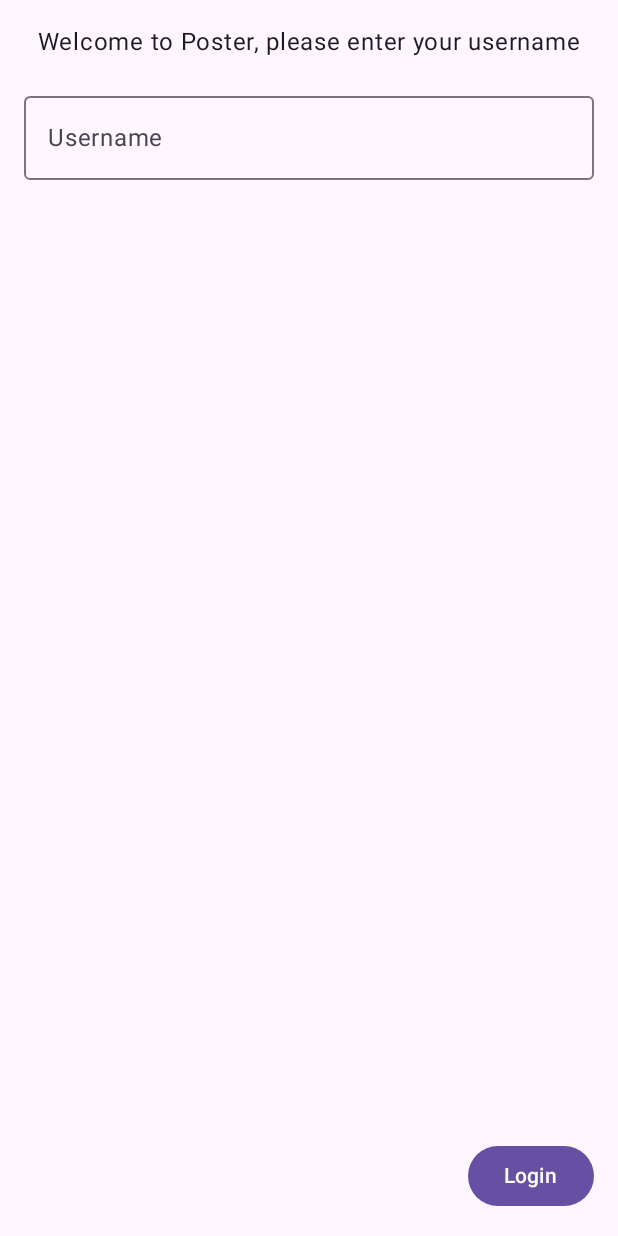
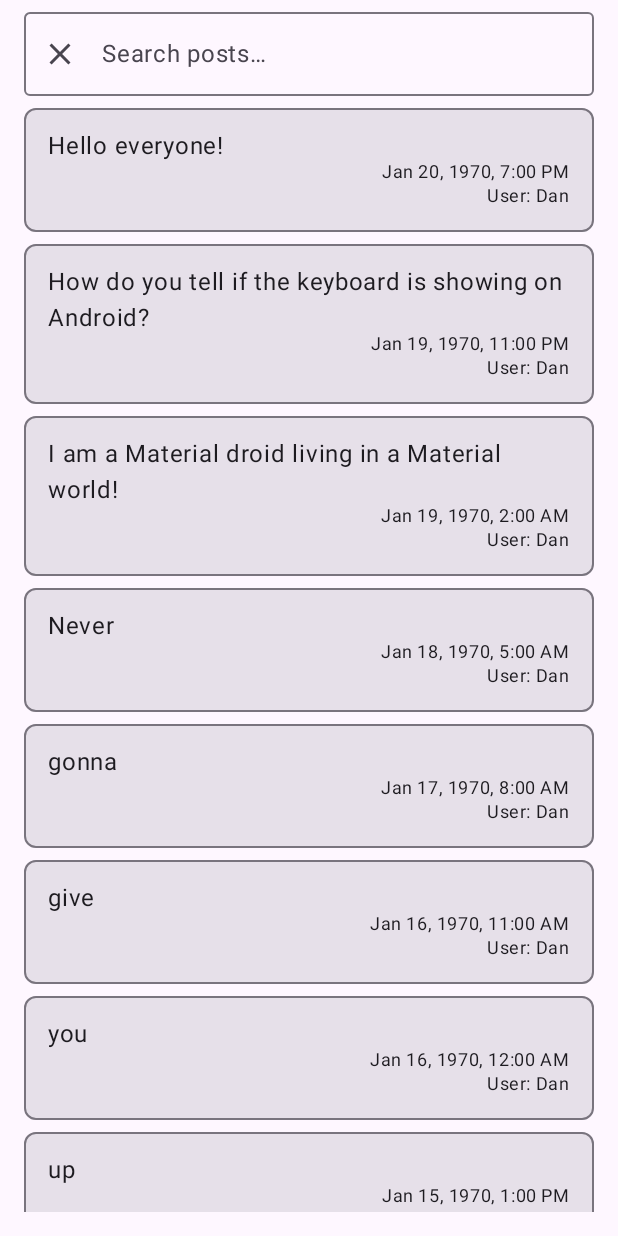
Before and after one commit to dan-0/Poster, an Android app built with Jetpack Compose: the screen it shows after launch (MainActivity), on a phone screen of 412 x 824 dp. Run offline under Robolectric (Android 15) with nearby library versions, the phone set to English and light mode, and no system bars.

Commit message:
simplify for demo

```diff
--- a/app/src/main/java/com/danlowe/poster/MainActivity.kt
+++ b/app/src/main/java/com/danlowe/poster/MainActivity.kt
@@ -7,11 +7,11 @@ import androidx.activity.viewModels
 import androidx.compose.foundation.layout.fillMaxSize
 import androidx.compose.material3.MaterialTheme
 import androidx.compose.material3.Surface
+import androidx.compose.runtime.State
 import androidx.compose.runtime.collectAsState
 import androidx.compose.ui.Modifier
 import com.danlowe.poster.ui.features.home.HomeViewModel
-import com.danlowe.poster.ui.features.home.UiState
-import com.danlowe.poster.ui.screens.login.LoginScreen
+import com.danlowe.poster.ui.features.home.PostsState
 import com.danlowe.poster.ui.screens.posts.PostsScreen
 import com.danlowe.poster.ui.theme.PosterTheme
 
@@ -29,18 +29,9 @@ class MainActivity : ComponentActivity() {
       PosterTheme {
         // A surface container using the 'background' color from the theme
         Surface(modifier = Modifier.fillMaxSize(), color = MaterialTheme.colorScheme.background) {
-          val state = viewModel.state.collectAsState()
+          val state: State<PostsState> = viewModel.state.collectAsState()
 
-          // Note: Compose has a number of different navigation libraries, for the purpose of this
-          // talk we are using a simple state based navigation
-          when (val currentState = state.value) {
-            is UiState.Login -> LoginScreen { userName ->
-              viewModel.signIn(userName)
-            }
-            is UiState.Posts -> PostsScreen(state = currentState) { postMessage ->
-              viewModel.submitPost(postMessage)
-            }
-          }
+          PostsScreen(state = state.value)
         }
       }
     }
--- a/app/src/main/java/com/danlowe/poster/ui/features/home/HomeViewModel.kt
+++ b/app/src/main/java/com/danlowe/poster/ui/features/home/HomeViewModel.kt
@@ -1,47 +1,65 @@
 package com.danlowe.poster.ui.features.home
 
 import androidx.lifecycle.ViewModel
-import androidx.lifecycle.viewModelScope
 import com.danlowe.poster.model.PostMessage
-import com.danlowe.poster.model.UserName
-import com.danlowe.poster.repo.login.LoginRepo
-import com.danlowe.poster.repo.login.MemoryLoginRepo
-import com.danlowe.poster.repo.posts.MemoryPostRepo
-import com.danlowe.poster.repo.posts.PostsRepo
-import com.danlowe.poster.utils.AppDispatchers
-import com.danlowe.poster.utils.RealAppDispatchers
+import kotlinx.collections.immutable.persistentListOf
 import kotlinx.coroutines.flow.MutableStateFlow
 import kotlinx.coroutines.flow.StateFlow
-import kotlinx.coroutines.flow.combine
-import kotlinx.coroutines.launch
+import java.time.Instant
+import java.time.temporal.ChronoUnit
 
-class HomeViewModel(
-  private val loginRepo: LoginRepo = MemoryLoginRepo(),
-  private val postsRepo: PostsRepo = MemoryPostRepo(),
-  private val dispatchers: AppDispatchers = RealAppDispatchers()
-) : ViewModel() {
-  private val _state = MutableStateFlow<UiState>(UiState.Login)
-  val state: StateFlow<UiState> get() = _state
+class HomeViewModel() : ViewModel() {
 
-  init {
-    viewModelScope.launch(dispatchers.io) {
-      loginRepo.getUserName().combine(postsRepo.getPosts()) { userName, posts ->
-        UiState.Posts(userName, posts)
-      }.collect {
-        _state.value = it
-      }
-    }
+  private val _state = MutableStateFlow(
+    PostsState(
+      persistentListOf(
+        PostMessage(
+          creator = "Dan",
+          message = "Hello everyone!",
+          date = TEST_TIME.toEpochMilli()
+        ),
+        PostMessage(
+          creator = "Dan",
+          message = "How do you tell if the keyboard is showing on Android?",
+          date = TEST_TIME.minus(20, ChronoUnit.HOURS).toEpochMilli()
+        ),
+        PostMessage(
+          creator = "Dan",
+          message = "I am a Material droid living in a Material world!",
+          date = TEST_TIME.minus(41, ChronoUnit.HOURS).toEpochMilli()
+        ),
+        PostMessage(
+          creator = "Dan",
+          message = "Never",
+          date = TEST_TIME.minus(62, ChronoUnit.HOURS).toEpochMilli()
+        ),
+        PostMessage(
+          creator = "Dan",
+          message = "gonna",
+          date = TEST_TIME.minus(83, ChronoUnit.HOURS).toEpochMilli()
+        ),
+        PostMessage(
+          creator = "Dan",
+          message = "give",
+          date = TEST_TIME.minus(104, ChronoUnit.HOURS).toEpochMilli()
+        ),
+        PostMessage(
+          creator = "Dan",
+          message = "you",
+          date = TEST_TIME.minus(115, ChronoUnit.HOURS).toEpochMilli()
+        ),
+        PostMessage(
+          creator = "Dan",
+          message = "up",
+          date = TEST_TIME.minus(126, ChronoUnit.HOURS).toEpochMilli()
+        ),
+      )
+    )
+  )
+  val state: StateFlow<PostsState> get() = _state
+
+  companion object {
+    private val TEST_TIME = Instant.ofEpochMilli(1710021088)
   }
 
-  fun signIn(userName: String) {
-    viewModelScope.launch(dispatchers.io) {
-      loginRepo.signIn(UserName(userName))
-    }
-  }
-
-  fun submitPost(postMessage: PostMessage) {
-    viewModelScope.launch(dispatchers.io) {
-      postsRepo.submitPost(postMessage)
-    }
-  }
 }
--- a/app/src/main/java/com/danlowe/poster/ui/features/home/UiState.kt
+++ b/app/src/main/java/com/danlowe/poster/ui/features/home/UiState.kt
@@ -3,10 +3,6 @@ package com.danlowe.poster.ui.features.home
 import com.danlowe.poster.model.PostMessage
 import kotlinx.collections.immutable.ImmutableList
 
-sealed class UiState {
-  data object Login : UiState()
-  data class Posts(
-    val userName: String,
-    val posts: ImmutableList<PostMessage>
-  ) : UiState()
-}
+data class PostsState(
+  val posts: ImmutableList<PostMessage>
+)
--- a/app/src/main/java/com/danlowe/poster/ui/views/postItem.kt
+++ b/app/src/main/java/com/danlowe/poster/ui/views/postItem.kt
@@ -30,6 +30,7 @@ fun PostItem(
     modifier = modifier
       .fillMaxWidth()
       .wrapContentHeight()
+//      .border(1.dp, MaterialTheme.colorScheme.outline, RoundedCornerShape(8.dp))
       .testTag("postItem${postMessage.hashCode()}"),
     shape = RoundedCornerShape(8.dp),
     border = BorderStroke(1.dp, MaterialTheme.colorScheme.outline),
@@ -46,7 +47,7 @@ fun PostItem(
       )
       Column(
         modifier = Modifier.fillMaxWidth(),
-        horizontalAlignment = Alignment.End
+        horizontalAlignment = Alignment.End,
       ) {
         Text(
           text = postMessage.date.toDateString(),
--- a/app/src/main/java/com/danlowe/poster/ui/views/postSearchBar.kt
+++ b/app/src/main/java/com/danlowe/poster/ui/views/postSearchBar.kt
@@ -10,10 +10,9 @@ import androidx.compose.material3.OutlinedTextField
 import androidx.compose.material3.Text
 import androidx.compose.runtime.Composable
 import androidx.compose.runtime.LaunchedEffect
-import androidx.compose.runtime.getValue
+import androidx.compose.runtime.MutableState
 import androidx.compose.runtime.mutableStateOf
 import androidx.compose.runtime.saveable.rememberSaveable
-import androidx.compose.runtime.setValue
 import androidx.compose.ui.Modifier
 import androidx.compose.ui.platform.testTag
 import androidx.compose.ui.res.stringResource
@@ -29,20 +28,23 @@ fun PostSearchBar(
   modifier: Modifier = Modifier,
   searchFilter: (String) -> Unit,
 ) {
-  var searchQuery by rememberSaveable(stateSaver = TextFieldValue.Saver) {
+  val searchQuery: MutableState<TextFieldValue> = rememberSaveable(
+    stateSaver = TextFieldValue.Saver
+  ) {
     mutableStateOf(TextFieldValue())
   }
 
   // Debounce the search query
   // We use [searchQuery] as a key, so that whenever it's changed, the launched effect restarts
-  LaunchedEffect(key1 = searchQuery) {
+  LaunchedEffect(key1 = searchQuery.value) {
     delay(500)
-    searchFilter(searchQuery.text)
+    searchFilter(searchQuery.value.text)
   }
 
   OutlinedTextField(
-    value = searchQuery,
-    onValueChange = { searchQuery = it },
+    value = searchQuery.value,
+    onValueChange = { searchQuery.value = it },
+
     modifier = modifier
         .fillMaxWidth()
         .testTag("searchBar"),
@@ -50,7 +52,7 @@ fun PostSearchBar(
       Text(stringResource(R.string.search_posts))
     },
     leadingIcon = {
-      IconButton(onClick = { searchQuery = TextFieldValue() }) {
+      IconButton(onClick = { searchQuery.value = TextFieldValue() }) {
         Icon(
           imageVector = Icons.Filled.Clear,
           contentDescription = stringResource(R.string.clear_search)
```
Also changed, not shown: app/src/main/java/com/danlowe/poster/ui/screens/posts/postsScreen.kt (+11 -36 lines), app/src/main/java/com/danlowe/poster/ui/views/modifierOrderMatters.kt (added, +72 -0 lines), 2 other files.
